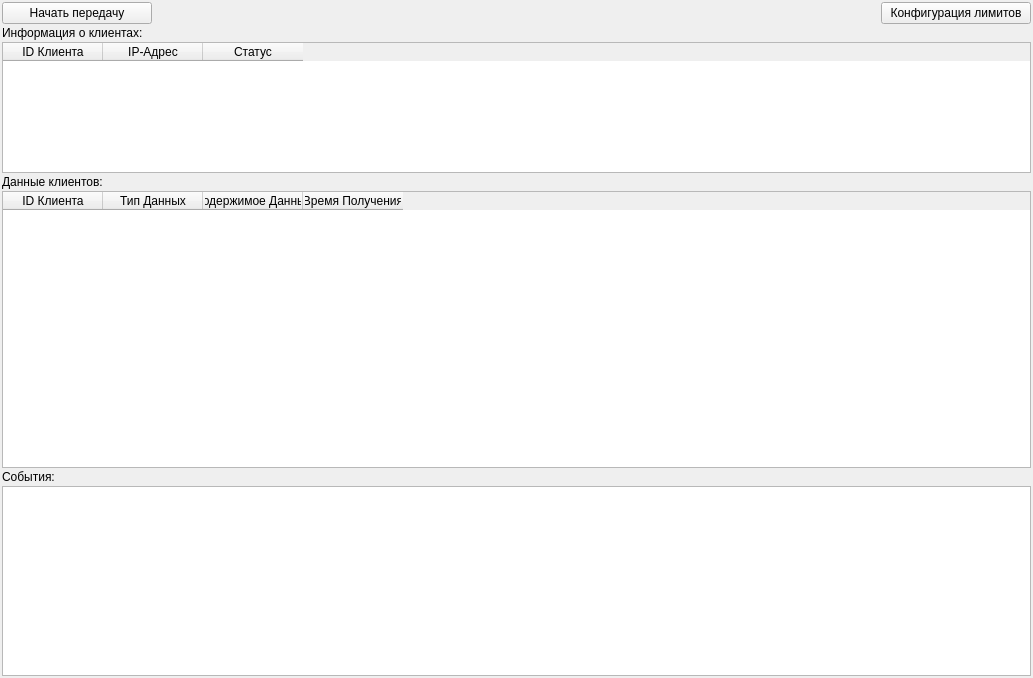
This is server/forms/mainwindow.ui in dmitr-fedorov/telecom-system as Qt 5 draws it before an edit. The edited form follows.
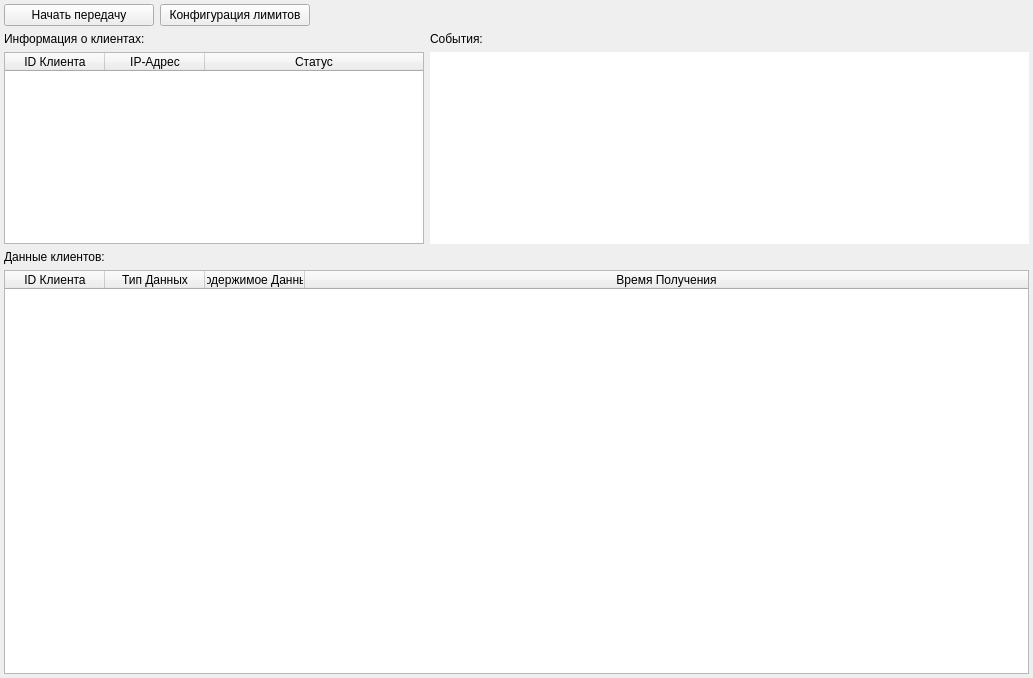
This is the edited form.

Commit message: Server: Доработан внешний вид приложения.

```diff
--- a/server/forms/mainwindow.ui
+++ b/server/forms/mainwindow.ui
@@ -14,24 +14,24 @@
    <string>MainWindow</string>
   </property>
   <widget class="QWidget" name="centralwidget">
-   <layout class="QVBoxLayout" name="verticalLayout" stretch="0,5,10,7">
-    <property name="spacing">
-     <number>2</number>
-    </property>
+   <layout class="QGridLayout" name="gridLayout" rowstretch="0,5,10" columnstretch="7,10">
     <property name="leftMargin">
-     <number>2</number>
+     <number>4</number>
     </property>
     <property name="topMargin">
-     <number>2</number>
+     <number>4</number>
     </property>
     <property name="rightMargin">
-     <number>2</number>
+     <number>4</number>
     </property>
     <property name="bottomMargin">
-     <number>2</number>
+     <number>4</number>
     </property>
-    <item>
+    <item row="0" column="0">
      <layout class="QHBoxLayout" name="hl_buttons">
+      <property name="spacing">
+       <number>6</number>
+      </property>
       <item>
        <widget class="QPushButton" name="pb_start_stop">
         <property name="sizePolicy">
@@ -51,6 +51,25 @@
         </property>
        </widget>
       </item>
+      <item>
+       <widget class="QPushButton" name="pb_config_limits">
+        <property name="sizePolicy">
+         <sizepolicy hsizetype="Fixed" vsizetype="Fixed">
+          <horstretch>0</horstretch>
+          <verstretch>0</verstretch>
+         </sizepolicy>
+        </property>
+        <property name="minimumSize">
+         <size>
+          <width>150</width>
+          <height>0</height>
+         </size>
+        </property>
+        <property name="text">
+         <string>Конфигурация лимитов</string>
+        </property>
+       </widget>
+      </item>
       <item>
        <spacer name="horizontalSpacer">
         <property name="orientation">
@@ -64,28 +83,9 @@
         </property>
        </spacer>
       </item>
-      <item>
-       <widget class="QPushButton" name="pb_config_limits">
-        <property name="sizePolicy">
-         <sizepolicy hsizetype="Fixed" vsizetype="Fixed">
-          <horstretch>0</horstretch>
-          <verstretch>0</verstretch>
-         </sizepolicy>
-        </property>
-        <property name="minimumSize">
-         <size>
-          <width>150</width>
-          <height>0</height>
-         </size>
-        </property>
-        <property name="text">
-         <string>Конфигурация лимитов</string>
-        </property>
-       </widget>
-      </item>
      </layout>
     </item>
-    <item>
+    <item row="1" column="0">
      <layout class="QVBoxLayout" name="vl_clients_info">
       <item>
        <widget class="QLabel" name="lb_clients_info">
@@ -96,6 +96,15 @@
       </item>
       <item>
        <widget class="QTableWidget" name="tw_clients_info">
+        <attribute name="horizontalHeaderStretchLastSection">
+         <bool>true</bool>
+        </attribute>
+        <attribute name="verticalHeaderVisible">
+         <bool>false</bool>
+        </attribute>
+        <attribute name="verticalHeaderHighlightSections">
+         <bool>false</bool>
+        </attribute>
         <column>
          <property name="text">
           <string>ID Клиента</string>
@@ -115,7 +124,27 @@
       </item>
      </layout>
     </item>
-    <item>
+    <item row="1" column="1">
+     <layout class="QVBoxLayout" name="vl_events">
+      <item>
+       <widget class="QLabel" name="lb_events">
+        <property name="text">
+         <string>События:</string>
+        </property>
+       </widget>
+      </item>
+      <item>
+       <widget class="QTextEdit" name="te_events">
+        <property name="styleSheet">
+         <string notr="true">QTextEdit {
+        border: 0px;
+    }</string>
+        </property>
+       </widget>
+      </item>
+     </layout>
+    </item>
+    <item row="2" column="0" colspan="2">
      <layout class="QVBoxLayout" name="vl_clients_data">
       <item>
        <widget class="QLabel" name="lb_clients_data">
@@ -126,6 +155,15 @@
       </item>
       <item>
        <widget class="QTableWidget" name="tw_clients_data">
+        <attribute name="horizontalHeaderStretchLastSection">
+         <bool>true</bool>
+        </attribute>
+        <attribute name="verticalHeaderVisible">
+         <bool>false</bool>
+        </attribute>
+        <attribute name="verticalHeaderHighlightSections">
+         <bool>false</bool>
+        </attribute>
         <column>
          <property name="text">
           <string>ID Клиента</string>
@@ -150,20 +188,6 @@
       </item>
      </layout>
     </item>
-    <item>
-     <layout class="QVBoxLayout" name="vl_events">
-      <item>
-       <widget class="QLabel" name="lb_events">
-        <property name="text">
-         <string>События:</string>
-        </property>
-       </widget>
-      </item>
-      <item>
-       <widget class="QTextEdit" name="te_events"/>
-      </item>
-     </layout>
-    </item>
    </layout>
   </widget>
  </widget>
```
Left out of the diff: 2 changed lines with no effect on the pictures. The commit also changes 1 other file.
